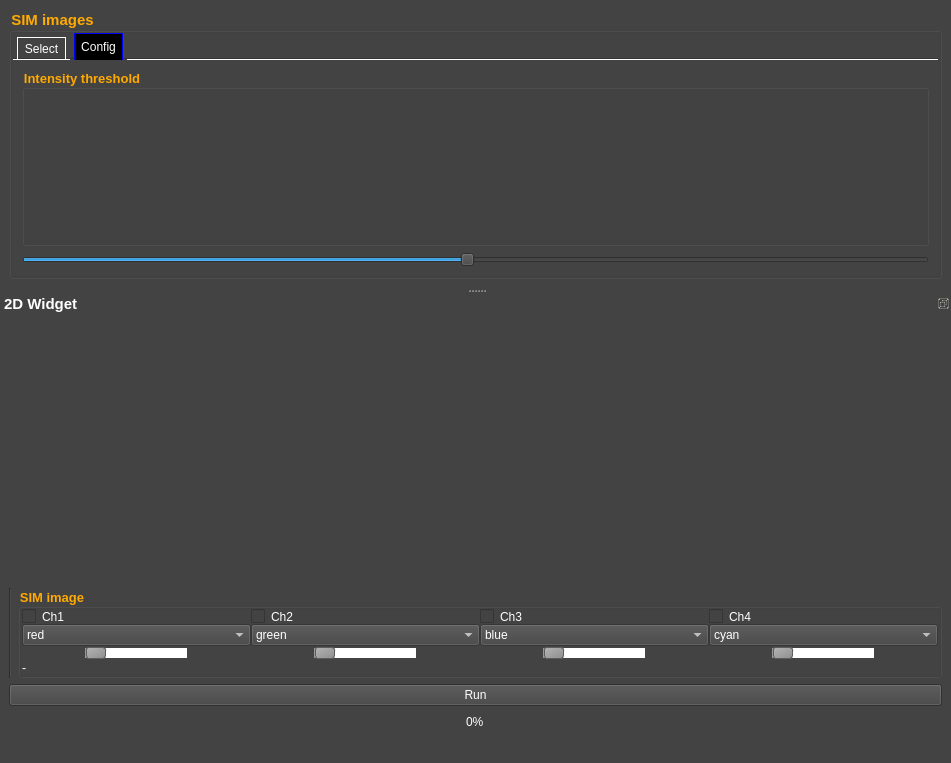
Above: gui/random.ui from super-resolution/lineprofiler before the change. Below: the same form after it.
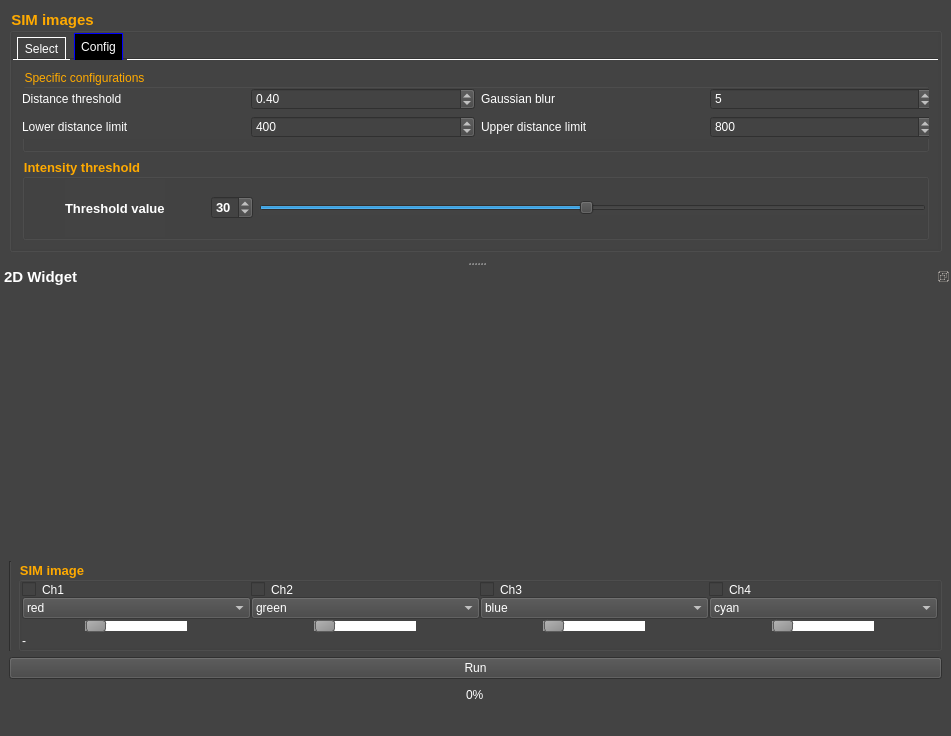
That is the form after the change. The open tabs and pages were chosen to show the change. Icons and pictures are not drawn.

```diff
--- a/gui/random.ui
+++ b/gui/random.ui
@@ -10,7 +10,7 @@
     <x>0</x>
     <y>0</y>
     <width>951</width>
-    <height>763</height>
+    <height>736</height>
    </rect>
   </property>
   <property name="windowTitle">
@@ -304,6 +304,96 @@
               <string>Config</string>
              </attribute>
              <layout class="QVBoxLayout" name="verticalLayout_4">
+              <item>
+               <widget class="QGroupBox" name="groupBox_config">
+                <property name="title">
+                 <string>Specific configurations</string>
+                </property>
+                <widget class="QWidget" name="gridLayoutWidget">
+                 <property name="geometry">
+                  <rect>
+                   <x>0</x>
+                   <y>19</y>
+                   <width>911</width>
+                   <height>51</height>
+                  </rect>
+                 </property>
+                 <layout class="QGridLayout" name="gridLayout">
+                  <item row="0" column="0">
+                   <widget class="QLabel" name="label_distance_threshold">
+                    <property name="text">
+                     <string>Distance threshold</string>
+                    </property>
+                   </widget>
+                  </item>
+                  <item row="1" column="2">
+                   <widget class="QLabel" name="label_upper_lim">
+                    <property name="text">
+                     <string>Upper distance limit</string>
+                    </property>
+                   </widget>
+                  </item>
+                  <item row="1" column="1">
+                   <widget class="QSpinBox" name="spinBox_lower_limit">
+                    <property name="maximum">
+                     <number>1000</number>
+                    </property>
+                    <property name="value">
+                     <number>400</number>
+                    </property>
+                   </widget>
+                  </item>
+                  <item row="0" column="2">
+                   <widget class="QLabel" name="label_blur">
+                    <property name="text">
+                     <string>Gaussian blur</string>
+                    </property>
+                   </widget>
+                  </item>
+                  <item row="1" column="0">
+                   <widget class="QLabel" name="label_lower_lim">
+                    <property name="text">
+                     <string>Lower distance limit</string>
+                    </property>
+                   </widget>
+                  </item>
+                  <item row="1" column="3">
+                   <widget class="QSpinBox" name="spinBox_upper_limit">
+                    <property name="maximum">
+                     <number>1500</number>
+                    </property>
+                    <property name="value">
+                     <number>800</number>
+                    </property>
+                   </widget>
+                  </item>
+                  <item row="0" column="3">
+                   <widget class="QSpinBox" name="spinBox_gaussian_blur">
+                    <property name="singleStep">
+                     <number>1</number>
+                    </property>
+                    <property name="value">
+                     <number>5</number>
+                    </property>
+                   </widget>
+                  </item>
+                  <item row="0" column="1">
+                   <widget class="QDoubleSpinBox" name="doubleSpinBox_distance_threshold">
+                    <property name="maximum">
+                     <double>1.000000000000000</double>
+                    </property>
+                    <property name="singleStep">
+                     <double>0.100000000000000</double>
+                    </property>
+                    <property name="value">
+                     <double>0.400000000000000</double>
+                    </property>
+                   </widget>
+                  </item>
+                 </layout>
+                </widget>
+               </widget>
+              </item>
               <item>
                <widget class="QGroupBox" name="groupBox_config_calibration">
                 <property name="font">
@@ -332,28 +422,81 @@
                  <property name="bottomMargin">
                   <number>0</number>
                  </property>
+                 <item>
+                  <layout class="QHBoxLayout" name="horizontalLayout_2">
+                   <item>
+                    <spacer name="horizontalSpacer_3">
+                     <property name="orientation">
+                      <enum>Qt::Horizontal</enum>
+                     </property>
+                     <property name="sizeType">
+                      <enum>QSizePolicy::Minimum</enum>
+                     </property>
+                     <property name="sizeHint" stdset="0">
+                      <size>
+                       <width>40</width>
+                       <height>20</height>
+                      </size>
+                     </property>
+                    </spacer>
+                   </item>
+                   <item>
+                    <widget class="QLabel" name="label">
+                     <property name="text">
+                      <string>Threshold value</string>
+                     </property>
+                    </widget>
+                   </item>
+                   <item>
+                    <spacer name="horizontalSpacer_2">
+                     <property name="orientation">
+                      <enum>Qt::Horizontal</enum>
+                     </property>
+                     <property name="sizeType">
+                      <enum>QSizePolicy::Minimum</enum>
+                     </property>
+                     <property name="sizeHint" stdset="0">
+                      <size>
+                       <width>40</width>
+                       <height>20</height>
+                      </size>
+                     </property>
+                    </spacer>
+                   </item>
+                   <item>
+                    <widget class="QSpinBox" name="spinBox_intensity_threshold">
+                     <property name="minimum">
+                      <number>1</number>
+                     </property>
+                     <property name="maximum">
+                      <number>60</number>
+                     </property>
+                     <property name="value">
+                      <number>30</number>
+                     </property>
+                    </widget>
+                   </item>
+                   <item>
+                    <widget class="QSlider" name="horizontalSlider_intensity_threshold">
+                     <property name="minimum">
+                      <number>1</number>
+                     </property>
+                     <property name="maximum">
+                      <number>60</number>
+                     </property>
+                     <property name="value">
+                      <number>30</number>
+                     </property>
+                     <property name="orientation">
+                      <enum>Qt::Horizontal</enum>
+                     </property>
+                    </widget>
+                   </item>
+                  </layout>
+                 </item>
                 </layout>
                </widget>
               </item>
-              <item>
-               <widget class="QSlider" name="horizontalSlider_intensity_threshold">
-                <property name="minimum">
-                 <number>1</number>
-                </property>
-                <property name="maximum">
-                 <number>60</number>
-                </property>
-                <property name="value">
-                 <number>30</number>
-                </property>
-                <property name="orientation">
-                 <enum>Qt::Horizontal</enum>
-                </property>
-               </widget>
-              </item>
-              <item>
-               <layout class="QHBoxLayout" name="horizontalLayout_11"/>
-              </item>
              </layout>
             </widget>
            </widget>
```
Left out of the diff: 35 changed lines with no effect on the pictures.
